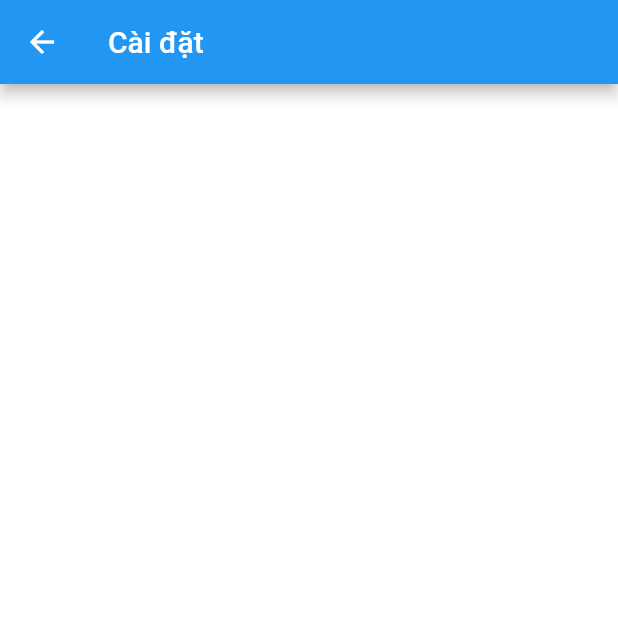
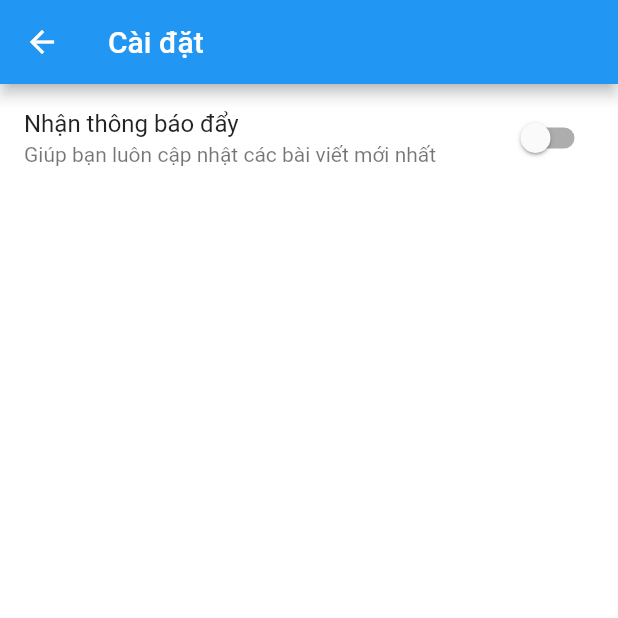
Before and after one commit to thanhtung100397/flutter-blog-post-app, a Flutter app: the AppSettingPage screen opened by its route, on a phone screen of 412 x 824 dp, the top half of it. Run offline on Flutter 3.47's test engine with Material 2 defaults, Android fonts, the phone set to English and light mode, and no system bars; our stand-ins replace curved_navigation_bar, firebase_auth, firebase_core, flutter_signin_button, google_sign_in; accounts and stored records are empty; generated files the repository leaves out were written again; network calls fail.

Commit message:
Update setting default value

```diff
--- a/lib/pages/home/personal/app_setting_page.dart
+++ b/lib/pages/home/personal/app_setting_page.dart
@@ -65,12 +65,14 @@ class _AppSettingPage extends State<AppSettingPage> {
           FutureBuilder<Map<String, dynamic>>(
               future: futureUserSettings,
               builder: (context, snapshot) {
+                bool enableNotification = false;
                 if (snapshot.hasData) {
+                  enableNotification = snapshot.data!["enableNotification"];
+                }
                 return SwitchListTile(
-                    value: snapshot.data!["enableNotification"],
+                  value: enableNotification,
                   title: const Text("Nhận thông báo đẩy"),
-                    subtitle: const Text(
-                        "Giúp bạn luôn cập nhật các bài viết mới nhất"),
+                  subtitle: const Text("Giúp bạn luôn cập nhật các bài viết mới nhất"),
                   onChanged: (bool value) async {
                     await updateUserSettings(enableNotification: value);
                     setState(() {
@@ -78,8 +80,6 @@ class _AppSettingPage extends State<AppSettingPage> {
                     });
                   },
                 );
-                }
-                return Container();
               })
         ],
       ),
```
Lines whose indentation alone changed are shown as unchanged.
